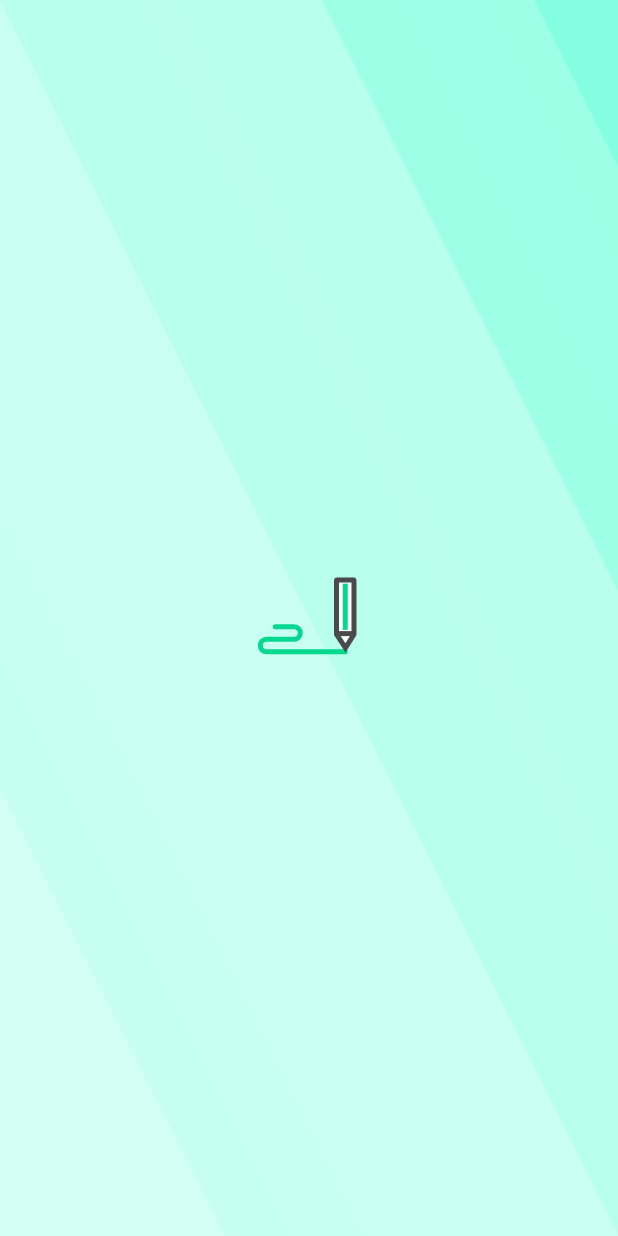
After one commit to TechnicalMeaw/Paint_Buddy, an Android app: the FlashScreenActivity screen opened directly, with no data from a screen before it, on a phone screen of 412 x 824 dp. The commit adds this screen. Run offline under Robolectric (Android 15) with nearby library versions, the light colour scheme and no system bars; our stand-ins replace Firebase (no records; nobody signed in at launch, a user with empty details on screens opened directly); Roboto replaces fonts that are not available here; 1 statement that could not run was skipped.

Commit message:
Added Flash Screen with sharedPref task

```diff
--- a/app/src/main/java/com/example/paintbuddy/CanvasView.java
+++ b/app/src/main/java/com/example/paintbuddy/CanvasView.java
@@ -11,6 +11,9 @@ import android.view.View;
 import android.view.ViewGroup;
 
 import androidx.annotation.Nullable;
+
+import com.example.paintbuddy.customClasses.CustomPaint;
+import com.example.paintbuddy.customClasses.CustomPath;
 
 import java.util.ArrayList;
 import java.util.Iterator;
--- /dev/null
+++ b/app/src/main/java/com/example/paintbuddy/FlashScreenActivity.kt
@@ -0,0 +1,65 @@
+package com.example.paintbuddy
+
+import android.content.Context
+import android.content.Intent
+import androidx.appcompat.app.AppCompatActivity
+import android.os.Bundle
+import com.example.paintbuddy.constants.DatabaseLocations
+import com.example.paintbuddy.local.LocalStorage
+import com.google.firebase.auth.FirebaseAuth
+import com.google.firebase.database.DataSnapshot
+import com.google.firebase.database.DatabaseError
+import com.google.firebase.database.FirebaseDatabase
+import com.google.firebase.database.ValueEventListener
+
+class FlashScreenActivity : AppCompatActivity() {
+    override fun onCreate(savedInstanceState: Bundle?) {
+        super.onCreate(savedInstanceState)
+        setContentView(R.layout.activity_flash_screen)
+
+        checkStatus()
+    }
+
+    fun checkStatus(){
+        when {
+            FirebaseAuth.getInstance().uid == null -> {
+                val intent = Intent(this, LoginActivity::class.java)
+                startActivity(intent)
+                finish()
+            }
+            LocalStorage.status == "registered" -> {
+                val intent = Intent(this, MainMenuActivity::class.java)
+                startActivity(intent)
+                finish()
+            }
+            else -> {
+                checkRegistered()
+            }
+        }
+    }
+
+    private fun checkRegistered(){
+        val ref = FirebaseDatabase.getInstance().getReference("${DatabaseLocations.USERINFO_LOCATION}/${FirebaseAuth.getInstance().uid}")
+        ref.addListenerForSingleValueEvent(object: ValueEventListener {
+            override fun onDataChange(snapshot: DataSnapshot) {
+                if (snapshot.hasChild("firstName")) {
+                    LocalStorage.sharedPref = getSharedPreferences("sharedPref", Context.MODE_PRIVATE)
+                    LocalStorage.status = "registered"
+                    val intent = Intent(this@FlashScreenActivity, MainMenuActivity::class.java)
+                    startActivity(intent)
+                    finish()
+                }
+                else {
+                    val intent = Intent(this@FlashScreenActivity, LoginActivity::class.java)
+                    startActivity(intent)
+                    finish()
+                }
+            }
+
+            override fun onCancelled(error: DatabaseError) {
+                TODO("Not yet implemented")
+            }
+
+        })
+    }
+}
--- a/app/src/main/java/com/example/paintbuddy/ViewDrawingInCanvas.kt
+++ b/app/src/main/java/com/example/paintbuddy/ViewDrawingInCanvas.kt
@@ -5,11 +5,11 @@ import android.graphics.Canvas
 import android.graphics.Color
 import android.graphics.Paint
 import android.os.Bundle
-import android.os.Handler
 import android.widget.ImageView
 import androidx.appcompat.app.AppCompatActivity
-import com.example.paintbuddy.StringConversions.Companion.convertStringToBrush
-import com.example.paintbuddy.StringConversions.Companion.convertStringToPath
+import com.example.paintbuddy.conversion.StringConversions.Companion.convertStringToPath
+import com.example.paintbuddy.customClasses.CustomPaint
+import com.example.paintbuddy.customClasses.CustomPath
 import com.google.firebase.database.*
 import kotlinx.android.synthetic.main.activity_view_drawing_in_canvas.*
 import java.lang.Exception
--- a/app/src/main/java/com/example/paintbuddy/PathConversions.java
+++ b/app/src/main/java/com/example/paintbuddy/conversion/PathConversions.java
@@ -1,6 +1,7 @@
-package com.example.paintbuddy;
+package com.example.paintbuddy.conversion;
 
-import android.graphics.Paint;
+import com.example.paintbuddy.customClasses.CustomPaint;
+import com.example.paintbuddy.customClasses.CustomPath;
 
 import java.io.ByteArrayInputStream;
 import java.io.ByteArrayOutputStream;
--- a/app/src/main/java/com/example/paintbuddy/CustomPaint.java
+++ b/app/src/main/java/com/example/paintbuddy/customClasses/CustomPaint.java
@@ -1,4 +1,4 @@
-package com.example.paintbuddy;
+package com.example.paintbuddy.customClasses;
 
 import android.graphics.Paint;
 
--- a/app/src/main/java/com/example/paintbuddy/CustomPath.java
+++ b/app/src/main/java/com/example/paintbuddy/customClasses/CustomPath.java
@@ -1,4 +1,4 @@
-package com.example.paintbuddy;
+package com.example.paintbuddy.customClasses;
 
 import android.graphics.Path;
 
--- /dev/null
+++ b/app/src/main/java/com/example/paintbuddy/local/LocalStorage.kt
@@ -0,0 +1,18 @@
+package com.example.paintbuddy.local
+
+import android.content.SharedPreferences
+
+class LocalStorage {
+
+    companion object {
+        var sharedPref: SharedPreferences? = null
+
+        var status: String?
+            get() {
+                return sharedPref?.getString("status", "")
+            }
+            set(value) {
+                sharedPref?.edit()?.putString("status", value)?.apply()
+            }
+    }
+}
--- a/app/src/main/java/com/example/paintbuddy/UpdateOperations.kt
+++ b/app/src/main/java/com/example/paintbuddy/updateDrawing/UpdateOperations.kt
@@ -1,6 +1,7 @@
-package com.example.paintbuddy
+package com.example.paintbuddy.updateDrawing
 
 import android.util.Log
+import com.example.paintbuddy.R
 import com.example.paintbuddy.firebaseClasses.DrawItem
 import com.google.firebase.database.FirebaseDatabase
 
--- /dev/null
+++ b/app/src/main/res/layout/activity_flash_screen.xml
@@ -0,0 +1,21 @@
+<?xml version="1.0" encoding="utf-8"?>
+<androidx.constraintlayout.widget.ConstraintLayout xmlns:android="http://schemas.android.com/apk/res/android"
+    xmlns:app="http://schemas.android.com/apk/res-auto"
+    xmlns:tools="http://schemas.android.com/tools"
+    android:layout_width="match_parent"
+    android:layout_height="match_parent"
+    tools:context=".FlashScreenActivity"
+    android:background="@drawable/background_default">
+
+    <com.airbnb.lottie.LottieAnimationView
+        android:layout_width="100dp"
+        android:layout_height="100dp"
+        app:lottie_rawRes="@raw/drawing_pencil_green"
+        app:lottie_autoPlay="true"
+        app:lottie_loop="true"
+        app:layout_constraintBottom_toBottomOf="parent"
+        app:layout_constraintEnd_toEndOf="parent"
+        app:layout_constraintStart_toStartOf="parent"
+        app:layout_constraintTop_toTopOf="parent" />
+
+</androidx.constraintlayout.widget.ConstraintLayout>
```
Also changed, not shown: app/src/main/AndroidManifest.xml (+9 -8 lines), app/src/main/java/com/example/paintbuddy/LoginActivity.kt (+3 -36 lines), app/src/main/java/com/example/paintbuddy/MainActivity.kt (+5 -6 lines), app/src/main/java/com/example/paintbuddy/MainMenuActivity.kt (+1 -28 lines), app/src/main/java/com/example/paintbuddy/RegisterUserActivity.kt (+12 -4 lines), app/src/main/java/com/example/paintbuddy/conversion/StringConversions.kt (renamed from app/src/main/java/com/example/paintbuddy/StringConversions.kt, +7 -4 lines), app/src/main/java/com/example/paintbuddy/updateDrawing/UploadDrawingInfo.kt (renamed from app/src/main/java/com/example/paintbuddy/UploadDrawingInfo.kt, +7 -6 lines), app/src/main/java/com/example/paintbuddy/local/MyFirebaseNotificationService.kt (renamed from app/src/main/java/com/example/paintbuddy/MyFirebaseNotificationService.kt).
